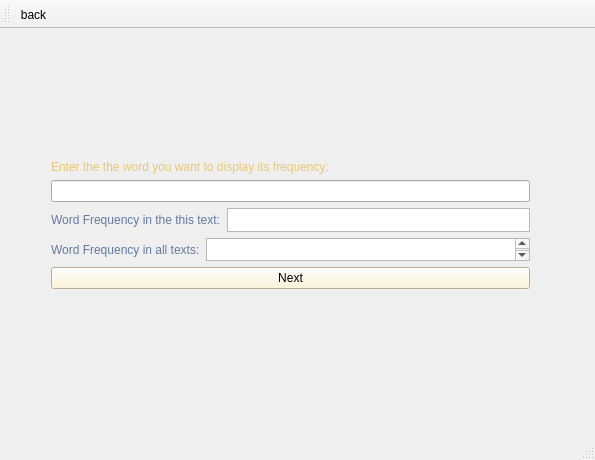
This is SearchPage.ui in Rrr3rrr2004/Word-Frequency-Count as Qt 5 draws it before an edit. The edited form follows.
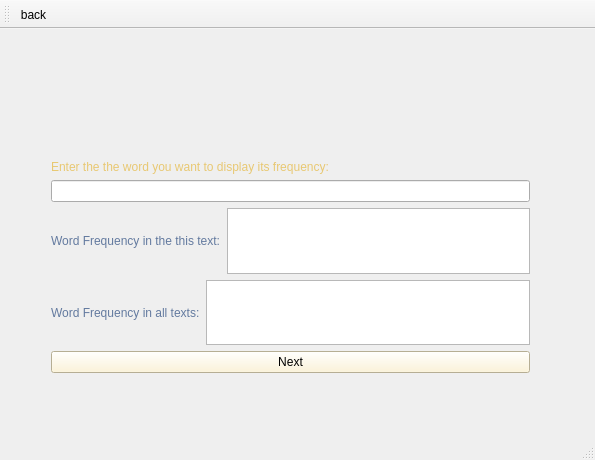
This is the edited form. Icons and pictures are not drawn.

Commit message: search page gui

What changed in the file:
```diff
--- a/SearchPage.ui
+++ b/SearchPage.ui
@@ -20,7 +20,7 @@
       <x>40</x>
       <y>120</y>
       <width>501</width>
-      <height>151</height>
+      <height>235</height>
      </rect>
     </property>
     <layout class="QGridLayout" name="gridLayout">
@@ -55,7 +55,11 @@
         </widget>
        </item>
        <item>
-        <widget class="QTextEdit" name="wordFreqLocal"/>
+        <widget class="QTextEdit" name="wordFreqLocal">
+         <property name="readOnly">
+          <bool>true</bool>
+         </property>
+        </widget>
        </item>
       </layout>
      </item>
@@ -84,7 +88,11 @@
         </widget>
        </item>
        <item>
-        <widget class="QTextEdit" name="wordFreqGlobal"/>
+        <widget class="QTextEdit" name="wordFreqGlobal">
+         <property name="readOnly">
+          <bool>true</bool>
+         </property>
+        </widget>
        </item>
       </layout>
      </item>
```
